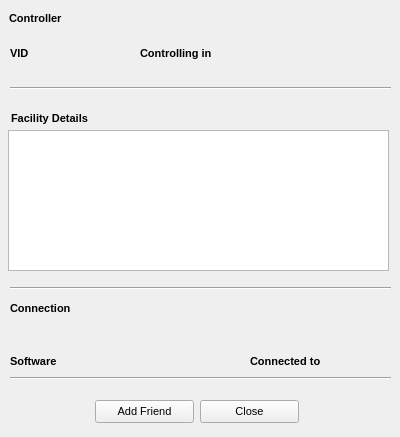
Old version of the form QtUI/ControllerInfo_UI.ui in the repository emper0r/IVAO-status.
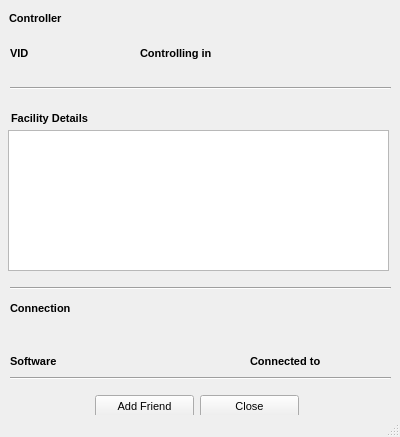
New version of the form.

```diff
--- a/QtUI/ControllerInfo_UI.ui
+++ b/QtUI/ControllerInfo_UI.ui
@@ -399,7 +399,7 @@
     <property name="geometry">
      <rect>
       <x>200</x>
-      <y>400</y>
+      <y>395</y>
       <width>99</width>
       <height>23</height>
      </rect>
@@ -420,7 +420,7 @@
     <property name="geometry">
      <rect>
       <x>95</x>
-      <y>400</y>
+      <y>395</y>
       <width>99</width>
       <height>23</height>
      </rect>
@@ -521,6 +521,7 @@
     </property>
    </widget>
   </widget>
+  <widget class="QStatusBar" name="statusBar"/>
  </widget>
  <resources/>
  <connections>
```
